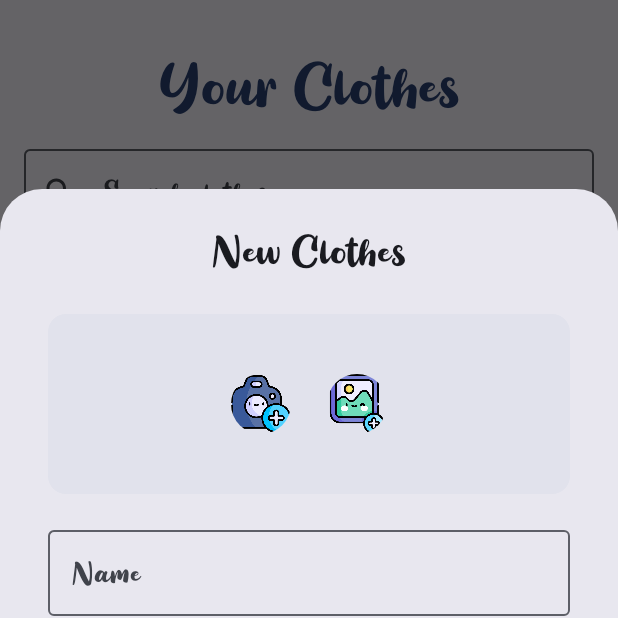
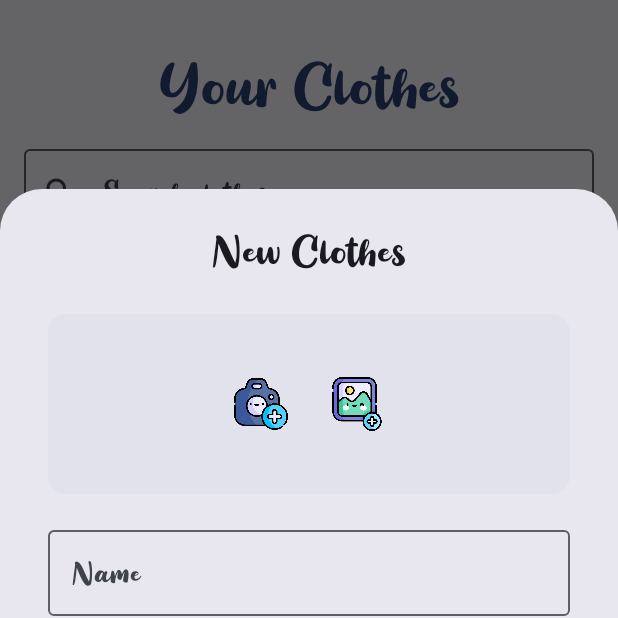
Before and after one commit to Polimar/TT2, an Android app built with Jetpack Compose: the composable ClothesScreen shown on its own in the app's theme, after a tap on "Add Clothes", on a phone screen of 412 x 824 dp, the top half of it. Run offline under Robolectric (Android 15) with nearby library versions, the phone set to English and light mode, and no system bars; our stand-ins replace Dagger/Hilt's generated code; pictures from the network do not load.

```diff
--- a/app/src/main/java/com/valcan/tt/ui/components/CameraDialog.kt
+++ b/app/src/main/java/com/valcan/tt/ui/components/CameraDialog.kt
@@ -108,7 +108,9 @@ fun CameraPreview(
         )
 
         IconButton(
-            modifier = Modifier.padding(bottom = 20.dp),
+            modifier = Modifier
+                .padding(bottom = 20.dp)
+                .size(56.dp),
             onClick = {
                 val file = File(
                     context.getOutputDirectory(),
@@ -138,6 +140,7 @@ fun CameraPreview(
             Image(
                 painter = painterResource(id = R.drawable.photo),
                 contentDescription = "Scatta foto",
+                modifier = Modifier.size(40.dp)
             )
         }
     }
--- a/app/src/main/java/com/valcan/tt/ui/screens/clothes/ClothesScreen.kt
+++ b/app/src/main/java/com/valcan/tt/ui/screens/clothes/ClothesScreen.kt
@@ -467,16 +467,24 @@ fun ClothDialog(
                         modifier = Modifier.align(Alignment.Center),
                         horizontalArrangement = Arrangement.spacedBy(16.dp)
                     ) {
-                        IconButton(onClick = { showCamera = true }) {
+                        IconButton(
+                            onClick = { showCamera = true },
+                            modifier = Modifier.size(48.dp)
+                        ) {
                             Image(
                                 painter = painterResource(id = R.drawable.photo),
-                                contentDescription = null
+                                contentDescription = null,
+                                modifier = Modifier.size(36.dp)
                             )
                         }
-                        IconButton(onClick = { galleryLauncher() }) {
+                        IconButton(
+                            onClick = { galleryLauncher() },
+                            modifier = Modifier.size(48.dp)
+                        ) {
                             Image(
                                 painter = painterResource(id = R.drawable.gallery_photo),
-                                contentDescription = null
+                                contentDescription = null,
+                                modifier = Modifier.size(36.dp)
                             )
                         }
                     }
```
Also changed, not shown: app/src/main/java/com/valcan/tt/ui/screens/shoes/ShoesScreen.kt (+12 -4 lines).
